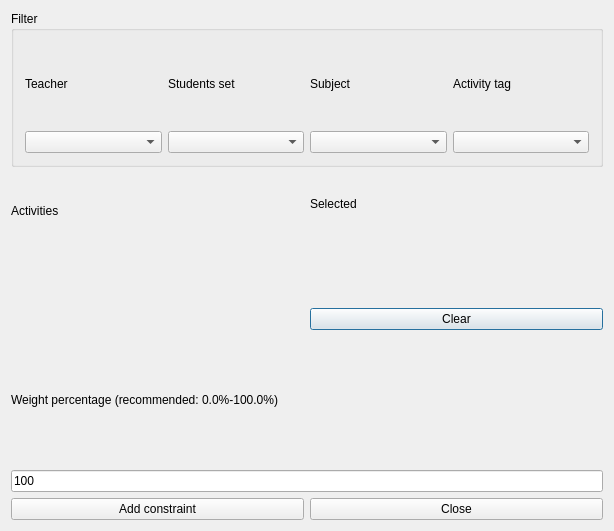
The window that src/interface/addconstraintactivitiessamestartinghourform_template.ui (janLo/FET) describes before a commit, drawn with Qt 5.
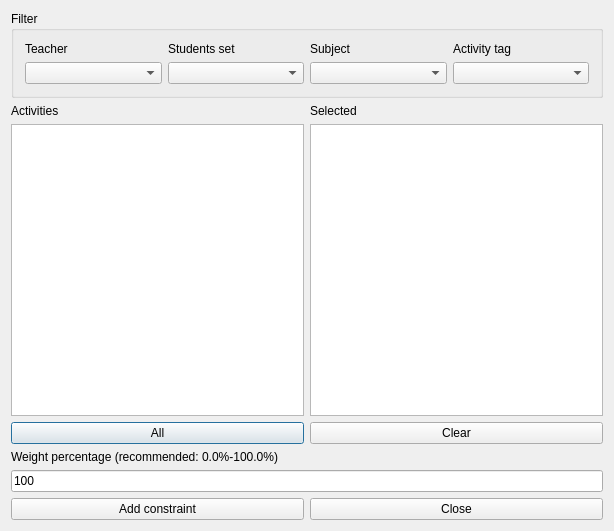
The same window after the commit. Custom widgets are drawn as their Qt base class.

```diff
--- a/src/interface/addconstraintactivitiessamestartinghourform_template.ui
+++ b/src/interface/addconstraintactivitiessamestartinghourform_template.ui
@@ -13,31 +13,23 @@
   <property name="windowTitle">
    <string extracomment="This is the title of the dialog to add a new constraint of this type">Add activities same starting hour</string>
   </property>
-  <layout class="QGridLayout" name="gridLayout">
-   <item row="0" column="0" colspan="2">
-    <widget class="Q3GroupBox" name="groupBox2">
+  <layout class="QGridLayout" name="gridLayout_2">
+   <item row="0" column="0">
+    <widget class="QGroupBox" name="filterGroupBox">
      <property name="title">
       <string>Filter</string>
      </property>
-     <layout class="QGridLayout">
+     <layout class="QGridLayout" name="gridLayout">
       <item row="0" column="0">
-       <layout class="QGridLayout">
-        <item row="0" column="3">
-         <widget class="QLabel" name="activityTagsTextLabel">
+       <widget class="QLabel" name="teachersTextLabel">
           <property name="text">
-           <string>Activity tag</string>
+         <string>Teacher</string>
           </property>
           <property name="wordWrap">
            <bool>false</bool>
           </property>
          </widget>
         </item>
-        <item row="1" column="1">
-         <widget class="QComboBox" name="studentsComboBox"/>
-        </item>
-        <item row="1" column="3">
-         <widget class="QComboBox" name="activityTagsComboBox"/>
-        </item>
         <item row="0" column="1">
          <widget class="QLabel" name="studentsTextLabel">
           <property name="text">
@@ -48,9 +40,6 @@
           </property>
          </widget>
         </item>
-        <item row="1" column="2">
-         <widget class="QComboBox" name="subjectsComboBox"/>
-        </item>
         <item row="0" column="2">
          <widget class="QLabel" name="subjectsTextLabel">
           <property name="text">
@@ -61,26 +50,35 @@
           </property>
          </widget>
         </item>
+      <item row="0" column="3">
+       <widget class="QLabel" name="activityTagsTextLabel">
+        <property name="text">
+         <string>Activity tag</string>
+        </property>
+        <property name="wordWrap">
+         <bool>false</bool>
+        </property>
+       </widget>
+      </item>
         <item row="1" column="0">
          <widget class="QComboBox" name="teachersComboBox"/>
         </item>
-        <item row="0" column="0">
-         <widget class="QLabel" name="teachersTextLabel">
-          <property name="text">
-           <string>Teacher</string>
-          </property>
-          <property name="wordWrap">
-           <bool>false</bool>
-          </property>
-         </widget>
-        </item>
-       </layout>
+      <item row="1" column="1">
+       <widget class="QComboBox" name="studentsComboBox"/>
+      </item>
+      <item row="1" column="2">
+       <widget class="QComboBox" name="subjectsComboBox"/>
+      </item>
+      <item row="1" column="3">
+       <widget class="QComboBox" name="activityTagsComboBox"/>
       </item>
      </layout>
     </widget>
    </item>
    <item row="1" column="0">
-    <layout class="QVBoxLayout">
+    <layout class="QHBoxLayout" name="horizontalLayout">
+     <item>
+      <layout class="QVBoxLayout" name="verticalLayout_2">
      <item>
       <widget class="QLabel" name="activitiesTextLabel">
        <property name="frameShape">
@@ -98,17 +96,18 @@
       </widget>
      </item>
      <item>
-      <widget class="Q3ListBox" name="activitiesListBox">
+        <widget class="QListWidget" name="activitiesListWidget"/>
+       </item>
        <item>
+        <widget class="QPushButton" name="addAllActivitiesPushButton">
         <property name="text">
-         <string>New Item</string>
-        </property>
-       </item>
+          <string comment="Text on a button. It refers to adding all activities from the list above this button into the current constraint">All</string>
+         </property>
       </widget>
      </item>
     </layout>
    </item>
-   <item row="1" column="1">
+     <item>
     <layout class="QVBoxLayout" name="verticalLayout">
      <item>
       <widget class="QLabel" name="selectedActivitiesTextLabel">
@@ -127,13 +126,7 @@
       </widget>
      </item>
      <item>
-      <widget class="Q3ListBox" name="selectedActivitiesListBox">
-       <item>
-        <property name="text">
-         <string>New Item</string>
-        </property>
-       </item>
-      </widget>
+        <widget class="QListWidget" name="selectedActivitiesListWidget"/>
      </item>
      <item>
       <widget class="QPushButton" name="clearPushButton">
@@ -144,7 +137,9 @@
      </item>
     </layout>
    </item>
-   <item row="2" column="0" colspan="2">
+    </layout>
+   </item>
+   <item row="2" column="0">
     <layout class="QVBoxLayout">
      <item>
       <widget class="QLabel" name="weightTextLabel">
@@ -171,7 +166,7 @@
      </item>
     </layout>
    </item>
-   <item row="3" column="0" colspan="2">
+   <item row="3" column="0">
     <layout class="QHBoxLayout">
      <item>
       <widget class="QPushButton" name="addConstraintPushButton">
@@ -192,37 +187,6 @@
   </layout>
  </widget>
  <layoutdefault spacing="6" margin="11"/>
- <customwidgets>
-  <customwidget>
-   <class>Q3GroupBox</class>
-   <extends>QGroupBox</extends>
-   <header>Qt3Support/Q3GroupBox</header>
-   <container>1</container>
-  </customwidget>
-  <customwidget>
-   <class>Q3Frame</class>
-   <extends>QFrame</extends>
-   <header>Qt3Support/Q3Frame</header>
-   <container>1</container>
-  </customwidget>
-  <customwidget>
-   <class>Q3ListBox</class>
-   <extends>Q3Frame</extends>
-   <header>q3listbox.h</header>
-  </customwidget>
- </customwidgets>
- <tabstops>
-  <tabstop>teachersComboBox</tabstop>
-  <tabstop>studentsComboBox</tabstop>
-  <tabstop>subjectsComboBox</tabstop>
-  <tabstop>activityTagsComboBox</tabstop>
-  <tabstop>activitiesListBox</tabstop>
-  <tabstop>selectedActivitiesListBox</tabstop>
-  <tabstop>weightLineEdit</tabstop>
-  <tabstop>addConstraintPushButton</tabstop>
-  <tabstop>closePushButton</tabstop>
-  <tabstop>clearPushButton</tabstop>
- </tabstops>
  <resources/>
  <connections/>
 </ui>
```
Left out of the diff: 2 changed lines with no effect on the pictures. Lines whose indentation alone changed are shown as unchanged.
